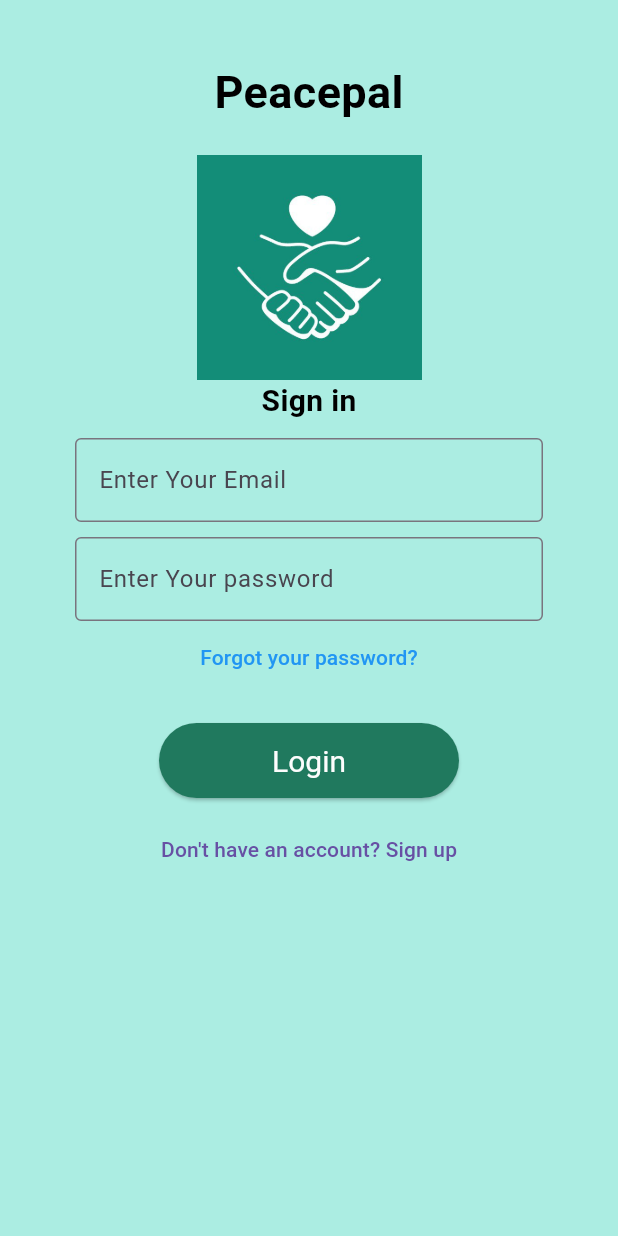
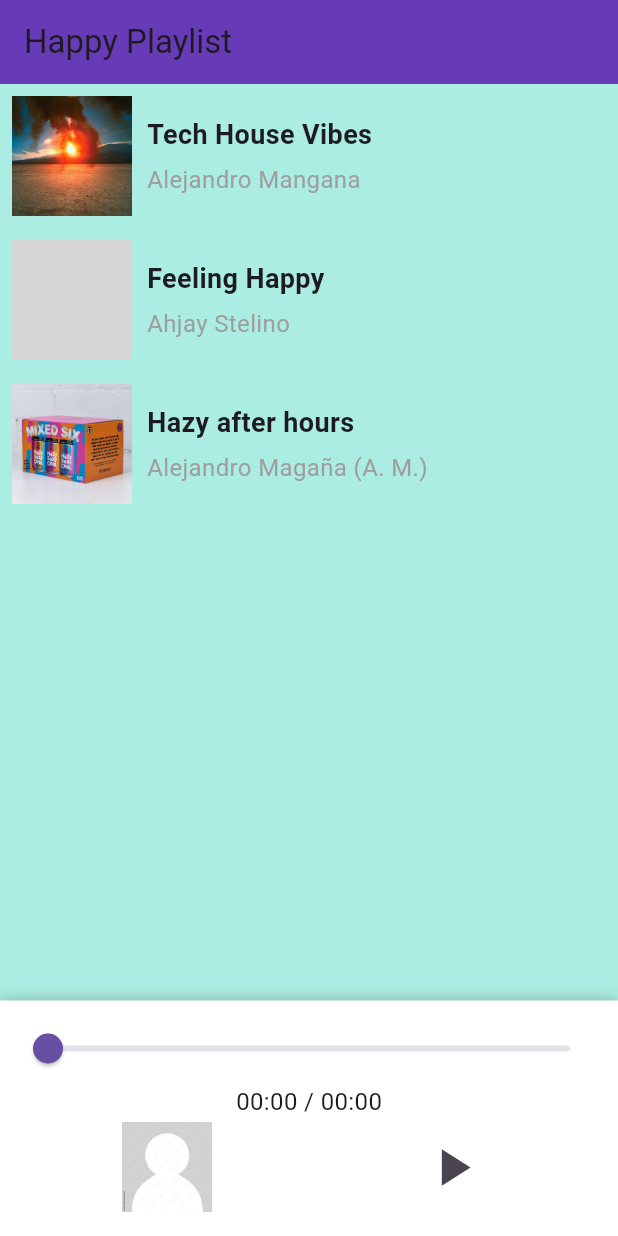
Before and after one commit to codebreaker64/Orbital, a Flutter app: the screen it shows after launch, on a phone screen of 412 x 824 dp. Run offline on Flutter 3.47's test engine with Material 3 defaults, Android fonts, the light colour scheme and no system bars; our stand-ins replace audioplayers, carousel_slider, flutter_slidable, get, go_router, hive and 3 more; missing offline and left inert: fluttermoji, news_api_flutter_package; accounts and stored records are empty; grey boxes are pictures that could not be loaded.

Commit message:
update music ui and fix chatbot bug

```diff
--- a/orbital/lib/main.dart
+++ b/orbital/lib/main.dart
@@ -67,7 +67,7 @@ class MyApp extends StatelessWidget {
         ),
         GoRoute(
           path: '/',
-          builder: (context, state) => LoginPage(),
+          builder: (context, state) => MusicApp(),
         ),
       ],
     );
@@ -110,7 +110,7 @@ class _MainState extends State<Main> {
     Dashboard(),
     Text('test'),
     Companion(),
-    musicApp(),
+    MusicApp(),
     Journalentry()
   ];
 
--- a/orbital/lib/music/music.dart
+++ b/orbital/lib/music/music.dart
@@ -2,37 +2,30 @@ import 'package:audioplayers/audioplayers.dart';
 import 'package:flutter/material.dart';
 import 'package:orbital/music/musictile.dart';
 
-// Import your musictile widget
-
-class musicApp extends StatefulWidget {
+class MusicApp extends StatefulWidget {
   @override
-  State<musicApp> createState() => _musicAppState();
+  State<MusicApp> createState() => _MusicAppState();
 }
 
-class _musicAppState extends State<musicApp> {
+class _MusicAppState extends State<MusicApp> {
   List musicList = [
     {
       'title': "Tech House Vibes",
       'singer': "Alejandro Mangana",
       'url': "https://assets.mixkit.co/music/preview/mixkit-summer-fun-13.mp3",
-      'coverUrl':
-          'images/midsummer.jpg', // Ensure this path is correct in pubspec.yaml
+      'coverUrl': 'images/midsummer.jpg',
     },
     {
       'title': "Feeling Happy",
       'singer': "Ahjay Stelino",
-      'url':
-          "https://assets.mixkit.co/music/preview/mixkit-feeling-happy-5.mp3",
-      'coverUrl':
-          'images/smile.jpeg', // Ensure this path is correct in pubspec.yaml
+      'url': "https://assets.mixkit.co/music/preview/mixkit-feeling-happy-5.mp3",
+      'coverUrl': 'images/smile.jpeg',
     },
     {
       'title': "Hazy after hours",
       'singer': "Alejandro Magaña (A. M.)",
-      'url':
-          "https://assets.mixkit.co/music/preview/mixkit-hazy-after-hours-132.mp3",
-      'coverUrl':
-          'images/hazy.jpeg', // Ensure this path is correct in pubspec.yaml
+      'url': "https://assets.mixkit.co/music/preview/mixkit-hazy-after-hours-132.mp3",
+      'coverUrl': 'images/hazy.jpeg',
     },
   ];
 
@@ -46,6 +39,16 @@ class _musicAppState extends State<musicApp> {
   final AudioPlayer audioPlayer = AudioPlayer();
   bool isPlaying = false;
   String currentSong = "";
+
+  String get _positionText => _formatDuration(currentPosition);
+  String get _durationText => _formatDuration(musicDuration);
+
+  String _formatDuration(Duration duration) {
+    String twoDigits(int n) => n.toString().padLeft(2, '0');
+    final minutes = twoDigits(duration.inMinutes.remainder(60));
+    final seconds = twoDigits(duration.inSeconds.remainder(60));
+    return '$minutes:$seconds';
+  }
 
   void playMusic(String url) async {
     if (isPlaying && currentSong != url) {
@@ -93,7 +96,8 @@ class _musicAppState extends State<musicApp> {
   Widget build(BuildContext context) {
     return Scaffold(
       appBar: AppBar(
-        title: Text(' Happy PlayList'),
+        title: Text('Happy Playlist'),
+        backgroundColor: Colors.deepPurple,
       ),
       body: Column(
         children: [
@@ -111,32 +115,46 @@ class _musicAppState extends State<musicApp> {
                 },
                 title: musicList[index]['title'],
                 singer: musicList[index]['singer'],
-                cover: musicList[index]
-                    ['coverUrl'], // Pass the coverUrl as asset path
+                cover: musicList[index]['coverUrl'],
               ),
             ),
           ),
+
           Container(
-              decoration: BoxDecoration(color: Colors.white, boxShadow: [
+            padding: const EdgeInsets.all(8.0),
+            decoration: BoxDecoration(
+              color: Colors.white,
+              boxShadow: [
                 BoxShadow(
                   color: Color(0x55212121),
                   blurRadius: 8.0,
                 )
-              ]),
+              ],
+            ),
             child: Column(
               children: [
-                  if (musicDuration.inSeconds > 0)
-                    Slider.adaptive(
-                        value: currentPosition.inSeconds.toDouble(),
-                        min: 0.0,
-                        max: musicDuration.inSeconds.toDouble(),
+                Slider(
                   onChanged: (value) {
-                          setState(() {
-                            audioPlayer.seek(Duration(seconds: value.toInt()));
-                          });
-                        }),
-                ],
-              )),
+                    final duration = musicDuration;
+                    if (duration == null) {
+                      return;
+                    }
+                    final position = value * duration.inMilliseconds;
+                    audioPlayer.seek(Duration(milliseconds: position.round()));
+                  },
+                  value: (currentPosition.inMilliseconds > 0 &&
+                          currentPosition.inMilliseconds < musicDuration.inMilliseconds)
+                      ? currentPosition.inMilliseconds / musicDuration.inMilliseconds
+                      : 0.0,
+                ),
+                Text(
+                  currentPosition != null
+                      ? '$_positionText / $_durationText'
+                      : musicDuration != null
+                          ? _durationText
+                          : '',
+                  style: const TextStyle(fontSize: 16.0),
+                ),
                 Padding(
                   padding: const EdgeInsets.only(
                       top: 2.0, bottom: 8.0, left: 8.0, right: 8.0),
@@ -149,6 +167,7 @@ class _musicAppState extends State<musicApp> {
                         child: Image.asset(currentCover, fit: BoxFit.cover),
                       ),
                       Column(
+                        crossAxisAlignment: CrossAxisAlignment.start,
                         children: [
                           Text(
                             currentTitle,
@@ -158,7 +177,8 @@ class _musicAppState extends State<musicApp> {
                           SizedBox(height: 5.0),
                           Text(
                             currentSinger,
-                      style: TextStyle(color: Colors.grey, fontSize: 16.0),
+                            style: TextStyle(
+                                color: Colors.grey, fontSize: 16.0),
                           ),
                         ],
                       ),
@@ -183,7 +203,10 @@ class _musicAppState extends State<musicApp> {
                       )
                     ],
                   ),
-          ), // Optional: Add any additional widgets below the ListView
+                ),
+              ],
+            ),
+          ),
         ],
       ),
     );
```
Lines whose indentation alone changed are shown as unchanged.
